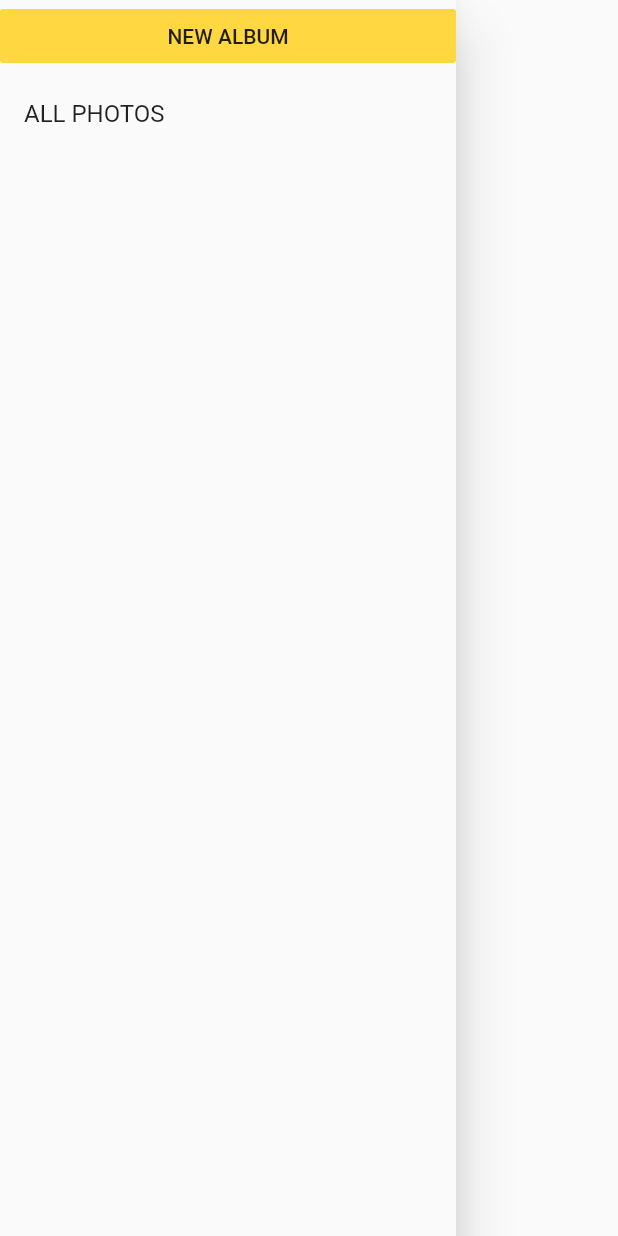
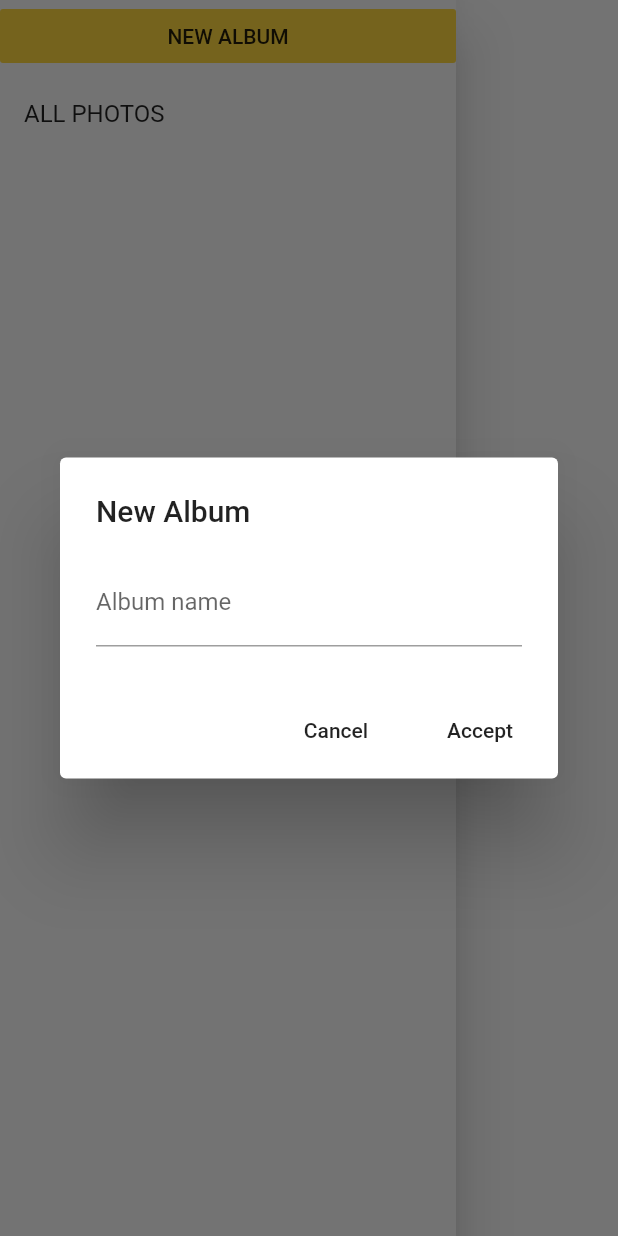
Before and after one commit to pablo-soler/flutter_image_gallery, a Flutter app: the LateralMenu widget shown alone on an empty page, opened directly, after a tap on "NEW ALBUM", on a phone screen of 412 x 824 dp. Run offline on Flutter 3.47's test engine with Material 2 defaults, Android fonts, the phone set to English and light mode, and no system bars; our stand-ins replace cloud_firestore, firebase_storage, image_picker, photo_view, transparent_image; accounts and stored records are empty.

Commit message:
Add Album

```diff
--- a/lib/main.dart
+++ b/lib/main.dart
@@ -23,7 +23,6 @@ class ActualAlbum with ChangeNotifier {
     notifyListeners();
     print(name);
   }
-
 
   allPhotos() {
     _id = '';
@@ -65,7 +64,9 @@ class LateralMenu extends StatelessWidget {
     list.add(FlatButton(
       child: Text("NEW ALBUM"),
       color: Colors.amberAccent,
-      onPressed: () {},
+      onPressed: () {
+        _showAddAlbumDialog(context);
+      },
     ));
     list.add(
       Container(
@@ -103,7 +104,7 @@ class LateralMenu extends StatelessWidget {
                   decoration: BoxDecoration(
                     image: DecorationImage(
                       image: NetworkImage(
-                          docs[i].data['bg'] != null ? docs[i].data['bg'] : "" ),
+                          docs[i].data['bg'] != null ? docs[i].data['bg'] : ""),
                       fit: BoxFit.cover,
                     ),
                   ),
@@ -120,6 +121,57 @@ class LateralMenu extends StatelessWidget {
         }
       },
     ));
+  }
+
+  Future<void> _showAddAlbumDialog(context) async {
+    TextEditingController myController = TextEditingController();
+    return showDialog<void>(
+      context: context,
+      barrierDismissible: false, // user must tap button!
+      builder: (BuildContext context) {
+        return AlertDialog(
+          title: Text('New Album'),
+          content: SingleChildScrollView(
+            child: Center(
+              child: Container(
+                  width: 300,
+                  child: TextFormField(
+                    controller: myController,
+                    decoration: InputDecoration(
+                      labelText: 'Album name',
+                    ),
+                    validator: (value) {
+                      return value.isEmpty ? 'Album name is required' : null;
+                    },
+                  )),
+            ),
+          ),
+          actions: <Widget>[
+            FlatButton(
+              child: Text('Cancel'),
+              onPressed: () {
+                Navigator.of(context).pop();
+              },
+            ),
+            FlatButton(
+              child: Text('Accept'),
+              onPressed: () {
+                if (myController.value.text.isEmpty) {
+                  myController.text="Unnamed Album";
+                } else {
+                  addAlbum(myController.value.text);
+                  Navigator.of(context).push(
+                    MaterialPageRoute(
+                      builder: (context) => App(),
+                    ),
+                  );
+                }
+              },
+            ),
+          ],
+        );
+      },
+    );
   }
 }
 
@@ -152,7 +204,8 @@ class ImageGallery extends StatelessWidget {
                   SliverGridDelegateWithFixedCrossAxisCount(crossAxisCount: 3),
               itemBuilder: (context, index) => GestureDetector(
                 onTap: () {
-                  PageController _pageController = PageController(initialPage: index);
+                  PageController _pageController =
+                      PageController(initialPage: index);
                   Navigator.of(context).push(
                     MaterialPageRoute(
                       builder: (context) => PhotoGallery(docs, _pageController),
@@ -182,30 +235,6 @@ class ImageGallery extends StatelessWidget {
   }
 }
 
-//-----PAGINA DE IMAGEN---------------
-class ImagePage extends StatelessWidget {
-  final String url;
-
-  ImagePage(this.url);
-
-  @override
-  Widget build(BuildContext context) {
-    return Scaffold(
-      appBar: AppBar(
-        backgroundColor: Colors.black,
-      ),
-      backgroundColor: Colors.black,
-      body: Center(
-        child: PhotoView(
-          imageProvider: NetworkImage(
-            url,
-          ),
-        ),
-      ),
-    );
-  }
-}
-
 class PhotoGallery extends StatelessWidget {
   final galleryItems;
   final _pageController;
@@ -222,7 +251,6 @@ class PhotoGallery extends StatelessWidget {
         child: PhotoViewGallery.builder(
           scrollPhysics: const BouncingScrollPhysics(),
           builder: (BuildContext context, int index) {
-
             return PhotoViewGalleryPageOptions(
               imageProvider: NetworkImage(
                 galleryItems[index].data['url'],
@@ -247,10 +275,10 @@ class PhotoGallery extends StatelessWidget {
       ),
       floatingActionButton: FloatingActionButton(
         onPressed: () {
-          print(galleryItems[_pageController.page.round()].documentID);
-          print(galleryItems[_pageController.page.round()].data['storageId']);
-          _showDeleteDialog(galleryItems[_pageController.page.round()].documentID,
-              galleryItems[_pageController.page.round()].data['storageId'], context);
+          _showDeleteDialog(
+              galleryItems[_pageController.page.round()].documentID,
+              galleryItems[_pageController.page.round()].data['storageId'],
+              context);
         },
         child: new Icon(Icons.delete),
         tooltip: 'Delete Image',
```
